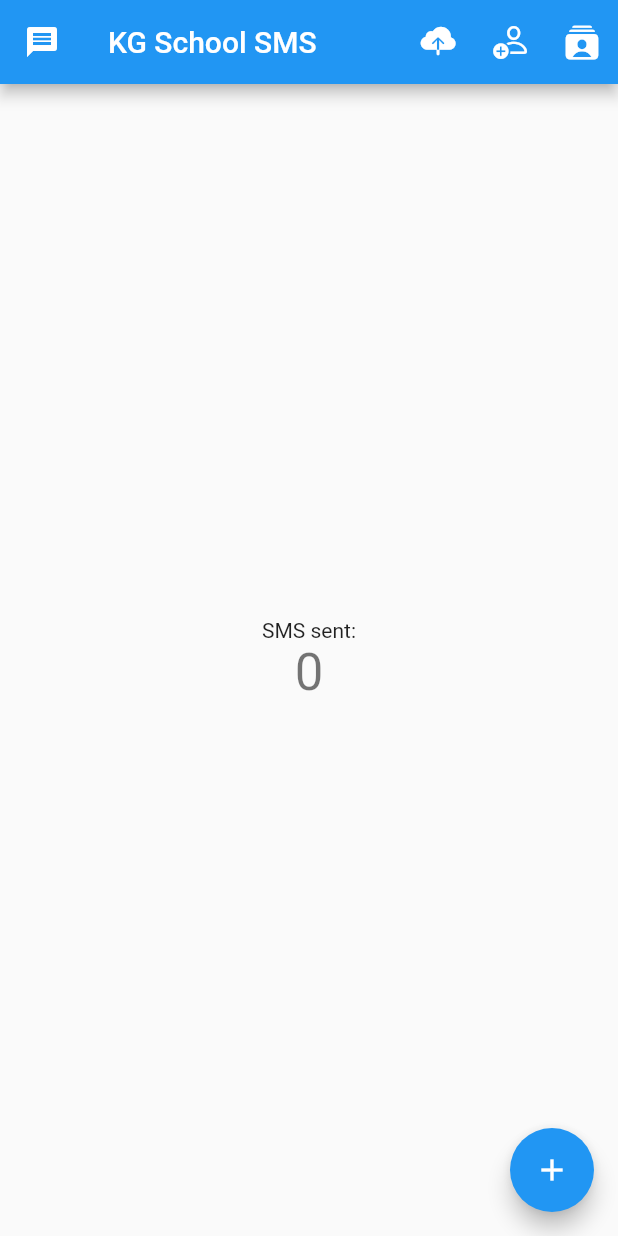
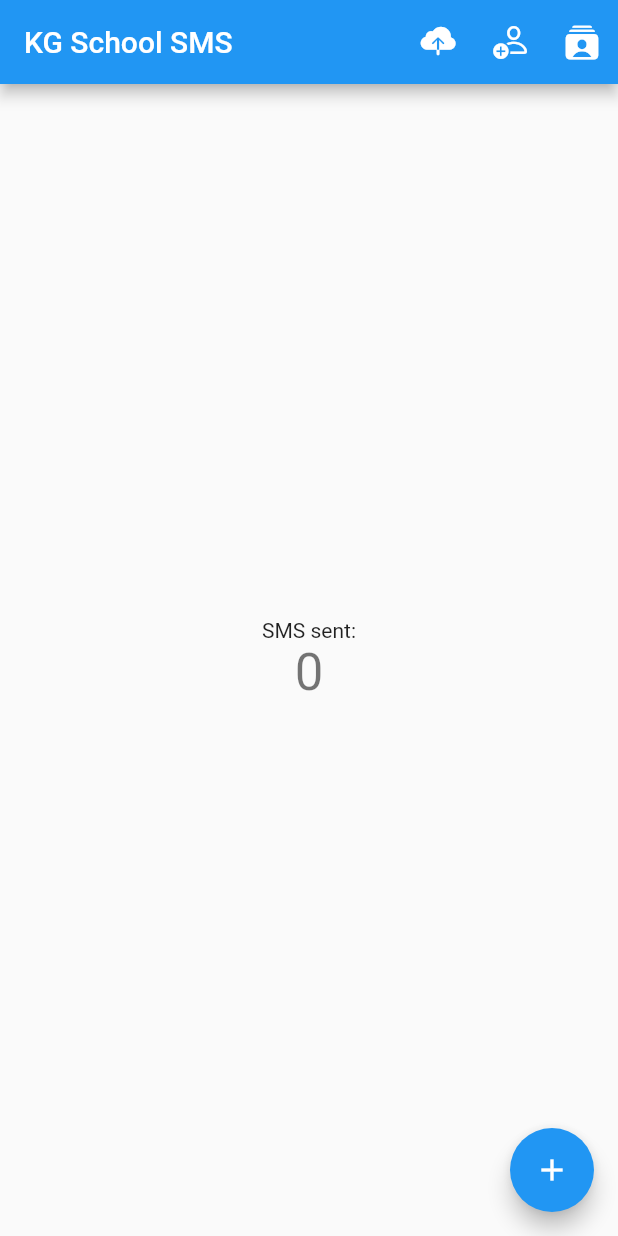
Before and after one commit to Azimul-Haque/kgschool_sms, a Flutter app: the screen it shows after launch, on a phone screen of 412 x 824 dp. Run offline on Flutter 3.47's test engine with Material 2 defaults, Android fonts, the phone set to English and light mode, and no system bars; our stand-ins replace permission_handler; missing offline and left inert: flutter_sms.

Commit message:
Commit Mon 07/25/2022 16:20:46.22 30587

```diff
--- a/lib/home.dart
+++ b/lib/home.dart
@@ -54,7 +54,7 @@ class _HomePageState extends State<HomePage> {
   Widget build(BuildContext context) {
     return Scaffold(
       appBar: AppBar(
-        leading: const Icon(Icons.message),
+        // leading: const Icon(Icons.message),
         title: const Text('KG School SMS'),
         actions: [
           IconButton(
```
